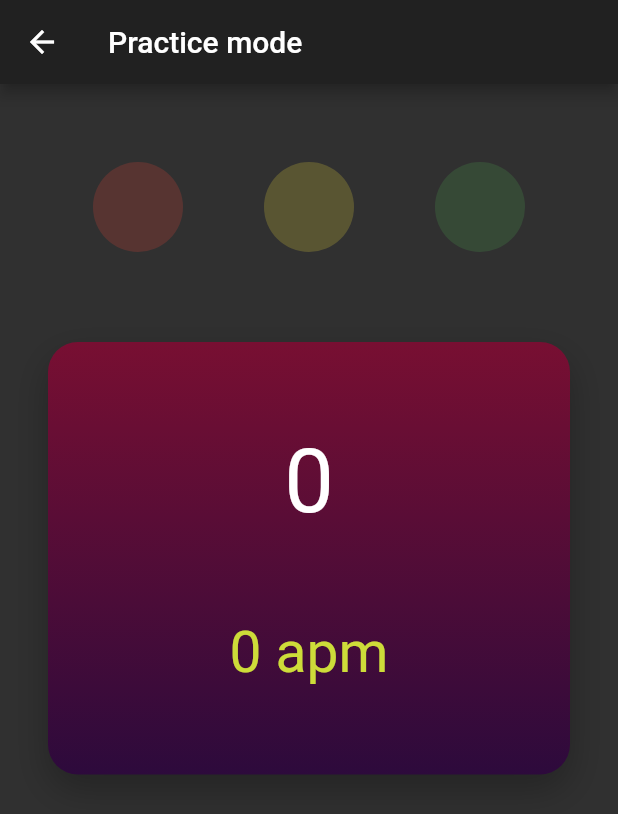
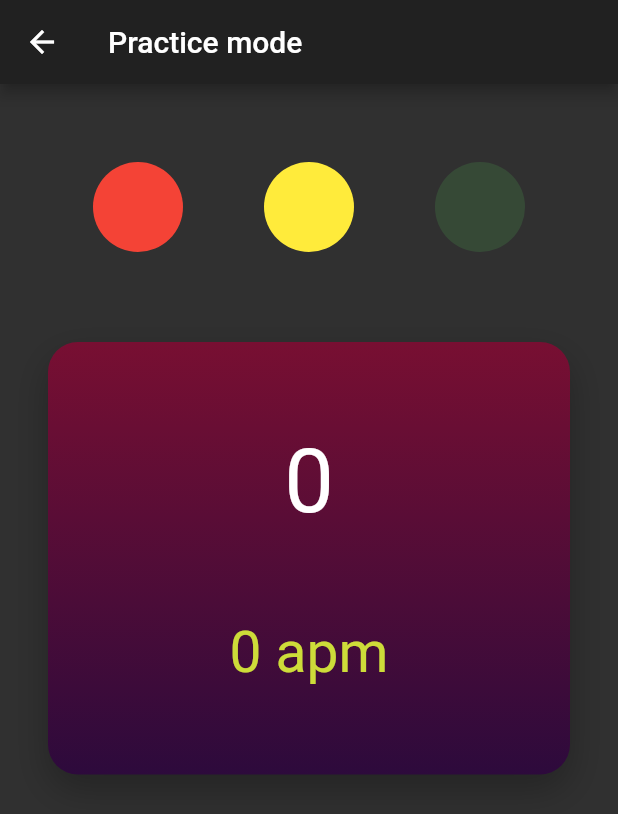
Before and after one commit to MLH-Fellowship/break-your-keyboard, a Flutter app: the PracticeModePage screen opened by its route, on a phone screen of 412 x 824 dp. Shown: the top 814 px of the screen. Run offline on Flutter 3.47's test engine with Material 2 defaults, Android fonts, the phone set to English and light mode, and no system bars; our stand-ins replace get_it.

Commit message:
feat(practice): add traffic light logic

```diff
--- a/lib/module/game/practice_mode/practice_mode_page.dart
+++ b/lib/module/game/practice_mode/practice_mode_page.dart
@@ -1,3 +1,5 @@
+import 'dart:async';
+
 import 'package:flutter/material.dart';
 
 import '../../../presentation/dimensions.dart';
@@ -14,6 +16,27 @@ class PracticeModePage extends StatefulWidget {
 }
 
 class _PracticeModePageState extends State<PracticeModePage> {
+  TrafficColor _activeLight = TrafficColor.red;
+
+  void incrementActiveLightIndex() {
+    setState(() {
+      _activeLight = TrafficColor.values[_activeLight.index + 1];
+    });
+  }
+
+  @override
+  void initState() {
+    super.initState();
+
+    Timer.periodic(
+      const Duration(seconds: 1),
+      (timer) {
+        incrementActiveLightIndex();
+        if (_activeLight == TrafficColor.green) timer.cancel();
+      },
+    );
+  }
+
   @override
   Widget build(BuildContext context) {
     return Scaffold(
@@ -26,10 +49,10 @@ class _PracticeModePageState extends State<PracticeModePage> {
           padding: AppDimensions.allPagePadding,
           child: Column(
             mainAxisAlignment: AppDimensions.containerMainAxisAlignment,
-            children: const [
-              TrafficLight(),
-              SizedBox(height: 40),
-              TapAndKeyListener(),
+            children: [
+              TrafficLight(activeLight: _activeLight),
+              const SizedBox(height: 40),
+              TapAndKeyListener(isEnabled: _activeLight == TrafficColor.green),
             ],
           ),
         ),
--- a/lib/module/game/widgets/traffic_light.dart
+++ b/lib/module/game/widgets/traffic_light.dart
@@ -1,11 +1,11 @@
 import 'package:flutter/material.dart';
 
 class TrafficLight extends StatelessWidget {
-  final int activeLightIndex;
+  final TrafficColor activeLight;
 
   const TrafficLight({
     Key key,
-    this.activeLightIndex = 0,
+    this.activeLight = TrafficColor.red,
   }) : super(key: key);
 
   @override
@@ -23,7 +23,7 @@ class TrafficLight extends StatelessWidget {
                   height: 60,
                   decoration: BoxDecoration(
                     color:
-                        Colors.red.withOpacity(activeLightIndex > 0 ? 1 : 0.2),
+                        Colors.red.withOpacity(activeLight != null ? 1 : 0.2),
                     borderRadius: BorderRadius.circular(100),
                   ),
                 ),
@@ -32,7 +32,7 @@ class TrafficLight extends StatelessWidget {
                   height: 60,
                   decoration: BoxDecoration(
                     color: Colors.yellow
-                        .withOpacity(activeLightIndex > 1 ? 1 : 0.2),
+                        .withOpacity(activeLight != TrafficColor.red ? 1 : 0.2),
                     borderRadius: BorderRadius.circular(100),
                   ),
                 ),
@@ -41,7 +41,7 @@ class TrafficLight extends StatelessWidget {
                   height: 60,
                   decoration: BoxDecoration(
                     color: Colors.green
-                        .withOpacity(activeLightIndex > 2 ? 1 : 0.2),
+                        .withOpacity(activeLight == TrafficColor.green ? 1 : 0.2),
                     borderRadius: BorderRadius.circular(100),
                   ),
                 ),
@@ -53,3 +53,5 @@ class TrafficLight extends StatelessWidget {
     );
   }
 }
+
+enum TrafficColor{red, yellow, green}
```
